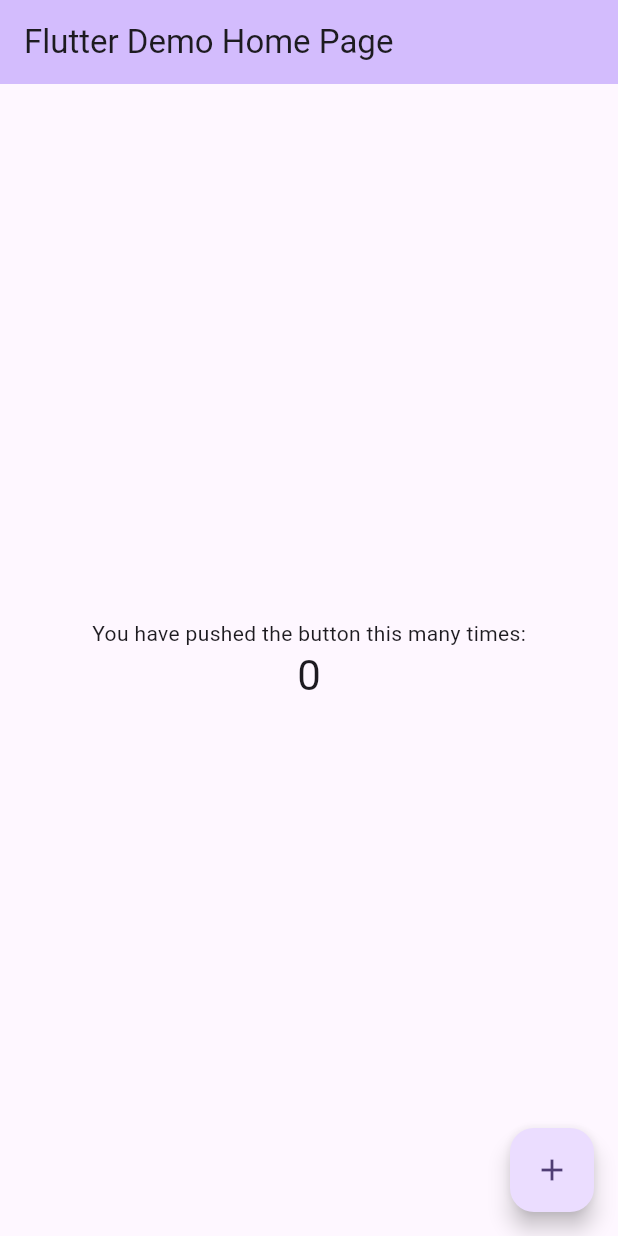
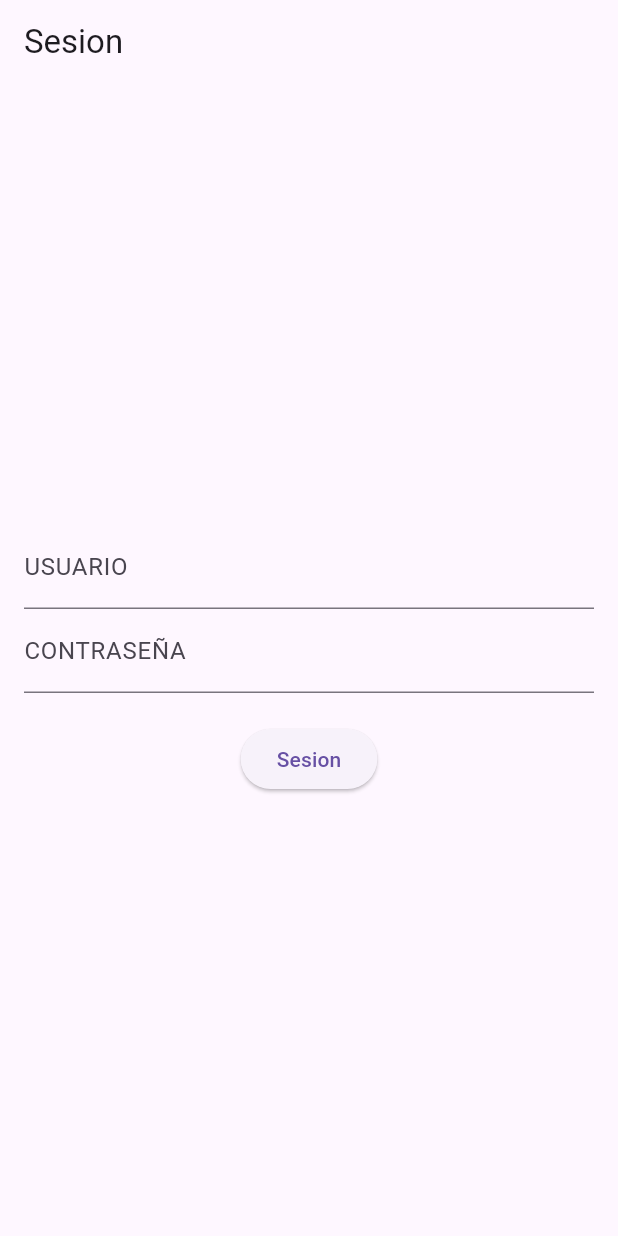
Before and after one commit to UrielRmz2311/Screw_Pro, a Flutter app: the screen it shows after launch, on a phone screen of 412 x 824 dp. Run offline on Flutter 3.47's test engine with Material 3 defaults, Android fonts, the light colour scheme and no system bars.

Commit message:
Proyecto Base

```diff
--- /dev/null
+++ b/screwpro/lib/inicio_sesion.dart
@@ -0,0 +1,34 @@
+import 'package:flutter/material.dart';
+
+class InicioSesion extends StatelessWidget {
+  @override
+  Widget build(BuildContext context) {
+    return Scaffold(
+      appBar: AppBar(
+        title: const Text('Sesion'),
+      ),
+      body: Padding(
+        padding: const EdgeInsets.all(16.0),
+        child: Column(
+          mainAxisAlignment: MainAxisAlignment.center,
+          children: <Widget>[
+            TextField(
+              decoration: InputDecoration(labelText: 'USUARIO'),
+            ),
+            TextField(
+              decoration: InputDecoration(labelText: 'CONTRASEÑA'),
+              obscureText: true,
+            ),
+            SizedBox(height: 20),
+            ElevatedButton(
+              onPressed: () {
+                // Aquí puedes agregar la lógica de inicio de sesión
+              },
+              child:const Text('Sesion'),
+            ),
+          ],
+        ),
+      ),
+    );
+  }
+}
--- a/screwpro/lib/main.dart
+++ b/screwpro/lib/main.dart
@@ -1,125 +1,21 @@
 import 'package:flutter/material.dart';
+import 'package:screwpro/inicio_sesion.dart';
 
 void main() {
   runApp(const MyApp());
 }
 
 class MyApp extends StatelessWidget {
-  const MyApp({super.key});
+  const MyApp({Key? key}) : super(key: key);
 
-  // This widget is the root of your application.
   @override
   Widget build(BuildContext context) {
     return MaterialApp(
       title: 'Flutter Demo',
       theme: ThemeData(
-        // This is the theme of your application.
-        //
-        // TRY THIS: Try running your application with "flutter run". You'll see
-        // the application has a purple toolbar. Then, without quitting the app,
-        // try changing the seedColor in the colorScheme below to Colors.green
-        // and then invoke "hot reload" (save your changes or press the "hot
-        // reload" button in a Flutter-supported IDE, or press "r" if you used
-        // the command line to start the app).
-        //
-        // Notice that the counter didn't reset back to zero; the application
-        // state is not lost during the reload. To reset the state, use hot
-        // restart instead.
-        //
-        // This works for code too, not just values: Most code changes can be
-        // tested with just a hot reload.
-        colorScheme: ColorScheme.fromSeed(seedColor: Colors.deepPurple),
-        useMaterial3: true,
+        primarySwatch: Colors.blue,
       ),
-      home: const MyHomePage(title: 'Flutter Demo Home Page'),
+      home: InicioSesion(),
     );
   }
 }
-
-class MyHomePage extends StatefulWidget {
-  const MyHomePage({super.key, required this.title});
-
-  // This widget is the home page of your application. It is stateful, meaning
-  // that it has a State object (defined below) that contains fields that affect
-  // how it looks.
-
-  // This class is the configuration for the state. It holds the values (in this
-  // case the title) provided by the parent (in this case the App widget) and
-  // used by the build method of the State. Fields in a Widget subclass are
-  // always marked "final".
-
-  final String title;
-
-  @override
-  State<MyHomePage> createState() => _MyHomePageState();
-}
-
-class _MyHomePageState extends State<MyHomePage> {
-  int _counter = 0;
-
-  void _incrementCounter() {
-    setState(() {
-      // This call to setState tells the Flutter framework that something has
-      // changed in this State, which causes it to rerun the build method below
-      // so that the display can reflect the updated values. If we changed
-      // _counter without calling setState(), then the build method would not be
-      // called again, and so nothing would appear to happen.
-      _counter++;
-    });
-  }
-
-  @override
-  Widget build(BuildContext context) {
-    // This method is rerun every time setState is called, for instance as done
-    // by the _incrementCounter method above.
-    //
-    // The Flutter framework has been optimized to make rerunning build methods
-    // fast, so that you can just rebuild anything that needs updating rather
-    // than having to individually change instances of widgets.
-    return Scaffold(
-      appBar: AppBar(
-        // TRY THIS: Try changing the color here to a specific color (to
-        // Colors.amber, perhaps?) and trigger a hot reload to see the AppBar
-        // change color while the other colors stay the same.
-        backgroundColor: Theme.of(context).colorScheme.inversePrimary,
-        // Here we take the value from the MyHomePage object that was created by
-        // the App.build method, and use it to set our appbar title.
-        title: Text(widget.title),
-      ),
-      body: Center(
-        // Center is a layout widget. It takes a single child and positions it
-        // in the middle of the parent.
-        child: Column(
-          // Column is also a layout widget. It takes a list of children and
-          // arranges them vertically. By default, it sizes itself to fit its
-          // children horizontally, and tries to be as tall as its parent.
-          //
-          // Column has various properties to control how it sizes itself and
-          // how it positions its children. Here we use mainAxisAlignment to
-          // center the children vertically; the main axis here is the vertical
-          // axis because Columns are vertical (the cross axis would be
-          // horizontal).
-          //
-          // TRY THIS: Invoke "debug painting" (choose the "Toggle Debug Paint"
-          // action in the IDE, or press "p" in the console), to see the
-          // wireframe for each widget.
-          mainAxisAlignment: MainAxisAlignment.center,
-          children: <Widget>[
-            const Text(
-              'You have pushed the button this many times:',
-            ),
-            Text(
-              '$_counter',
-              style: Theme.of(context).textTheme.headlineMedium,
-            ),
-          ],
-        ),
-      ),
-      floatingActionButton: FloatingActionButton(
-        onPressed: _incrementCounter,
-        tooltip: 'Increment',
-        child: const Icon(Icons.add),
-      ), // This trailing comma makes auto-formatting nicer for build methods.
-    );
-  }
-}
```
Also changed, not shown: 1 other file.
